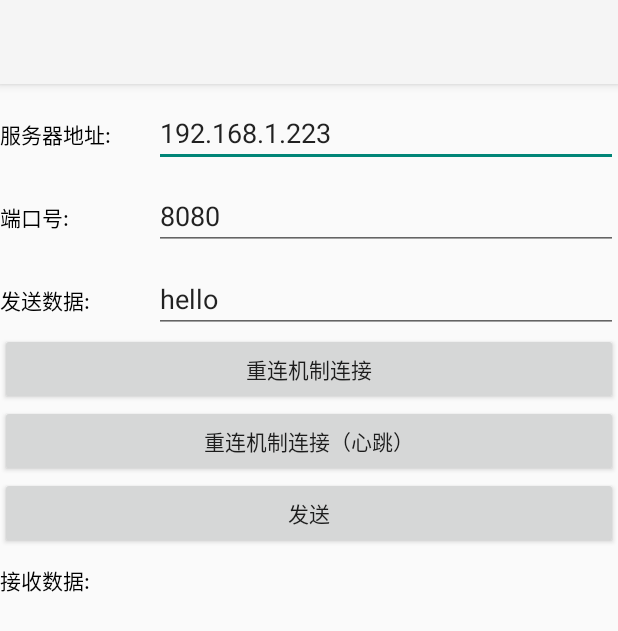
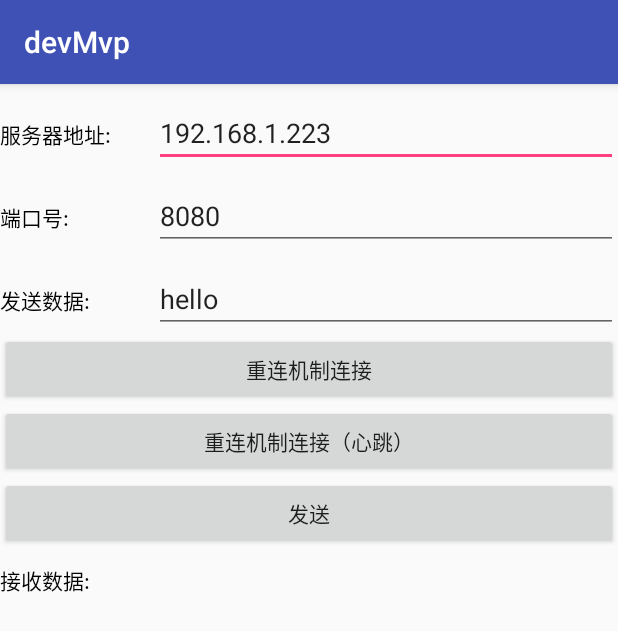
Before and after one commit to LiangLuDev/RxSocket, an Android app: the screen it shows after launch (MainActivity), after a tap on "重连机制连接（心跳）", on a phone screen of 412 x 824 dp. Shown: the top 631 px of the screen. Run offline under Robolectric (Android 15) with nearby library versions, the phone set to English and light mode, and no system bars; our stand-ins replace RxJava; network calls fail.

```diff
--- a/app/src/main/java/com/luliang/rxsocket/MainActivity.java
+++ b/app/src/main/java/com/luliang/rxsocket/MainActivity.java
@@ -1,18 +1,16 @@
 package com.luliang.rxsocket;
 
 import android.annotation.SuppressLint;
+import android.os.Bundle;
 import android.support.v7.app.AppCompatActivity;
-import android.os.Bundle;
 import android.text.TextUtils;
-import android.util.Log;
 import android.view.View;
 import android.widget.Button;
 import android.widget.EditText;
 import android.widget.TextView;
 import android.widget.Toast;
 
-import io.reactivex.functions.Consumer;
-import io.reactivex.schedulers.Schedulers;
+import io.reactivex.disposables.Disposable;
 
 public class MainActivity extends AppCompatActivity {
     Button mBtnSend;
@@ -22,6 +20,7 @@ public class MainActivity extends AppCompatActivity {
     EditText mEtHost;
     EditText mEtPort;
     TextView mTvResponse;
+    private Disposable mSubscribe;
 
 
     @SuppressLint("SetTextI18n")
@@ -41,36 +40,61 @@ public class MainActivity extends AppCompatActivity {
 
 
         //初始化
-        RxSocket rxSocket = RxSocket.getInstance();
+        RxSocket mRxSocket = RxSocket.getInstance();
 
         mBtnConnect.setOnClickListener(view -> {
             if (TextUtils.isEmpty(mEtHost.getText())) {
-                Toast.makeText(MainActivity.this,"请输入服务器地址",Toast.LENGTH_SHORT).show();
+                Toast.makeText(MainActivity.this, "请输入服务器地址", Toast.LENGTH_SHORT).show();
                 return;
             }
             if (TextUtils.isEmpty(mEtPort.getText())) {
-                Toast.makeText(MainActivity.this,"请输入端口号",Toast.LENGTH_SHORT).show();
+                Toast.makeText(MainActivity.this, "请输入端口号", Toast.LENGTH_SHORT).show();
                 return;
             }
-            //重连机制的订阅
-            rxSocket.reconnection(mEtHost.getText().toString(), Integer.parseInt(mEtPort.getText().toString()))
-                    .subscribe(s -> mTvResponse.setText("接收数据："+s));
+            /**
+             * 重连机制的订阅
+             * 参数1：服务器地址
+             * 参数2：端口号
+             */
+            mRxSocket.reconnection(mEtHost.getText().toString(), Integer.parseInt(mEtPort.getText().toString()))
+                    .subscribe(s -> mTvResponse.setText("接收数据：" + s));
         });
 
         mBtnHeartConnect.setOnClickListener(view -> {
             if (TextUtils.isEmpty(mEtHost.getText())) {
-                Toast.makeText(MainActivity.this,"请输入服务器地址",Toast.LENGTH_SHORT).show();
+                Toast.makeText(MainActivity.this, "请输入服务器地址", Toast.LENGTH_SHORT).show();
                 return;
             }
             if (TextUtils.isEmpty(mEtPort.getText())) {
-                Toast.makeText(MainActivity.this,"请输入端口号",Toast.LENGTH_SHORT).show();
+                Toast.makeText(MainActivity.this, "请输入端口号", Toast.LENGTH_SHORT).show();
                 return;
             }
-            //心跳、重连机制的订阅
-            rxSocket.reconnectionAndHeartBeat(mEtHost.getText().toString(), Integer.parseInt(mEtPort.getText().toString()), 5, "---Hello---")
-                    .subscribe(s -> mTvResponse.setText("接收数据："+s));
+            /**
+             * 心跳、重连机制的订阅
+             * 参数1：服务器地址
+             * 参数2：端口号
+             * 参数3：心跳发送时间
+             * 参数4：心跳发送信息
+             */
+            mRxSocket.reconnectionAndHeartBeat(mEtHost.getText().toString(), Integer.parseInt(mEtPort.getText().toString()), 5, "---Hello---")
+                    .subscribe(s -> mTvResponse.setText("接收数据：" + s));
         });
 
-        mBtnSend.setOnClickListener(view -> rxSocket.send(mEtSendText.getText().toString()).subscribeOn(Schedulers.io()).subscribe());
+        mBtnSend.setOnClickListener(new View.OnClickListener() {
+            @Override
+            public void onClick(View view) {
+                mSubscribe = mRxSocket.send(mEtSendText.getText().toString()).subscribe();
+            }
+        });
+    }
+
+
+    @Override
+    protected void onDestroy() {
+        if (mSubscribe != null) {
+            mSubscribe.dispose();
+        }
+        super.onDestroy();
+
     }
 }
--- a/app/src/main/java/com/luliang/rxsocket/RxSocket.java
+++ b/app/src/main/java/com/luliang/rxsocket/RxSocket.java
@@ -84,9 +84,8 @@ public class RxSocket {
                 .observeOn(AndroidSchedulers.mainThread());
     }
 
-
     /**
-     * 开始连接，这一步如果失败会一直重连，周期为30秒
+     * 开始连接，这一步如果失败会一直重连，周期为30秒(30秒的意思不是说30秒重连一次，而是30秒内都在重连，30秒内没连接上会重新订阅重新连接，等于一直在重连)
      *
      * @param host
      * @param port
@@ -96,7 +95,7 @@ public class RxSocket {
         return Observable.create(new ObservableOnSubscribe<Boolean>() {
             @Override
             public void subscribe(final ObservableEmitter<Boolean> emitter) throws Exception {
-                //TODO 加上是否有可用网络做判断
+                //TODO 根据项目需求加上是否有可用网络做判断
 
                 close();
 
@@ -114,17 +113,17 @@ public class RxSocket {
      *
      * @param period 心跳频率
      * @param data   心跳数据
-     * @param <T>
      * @return
      */
-    public <T> ObservableTransformer<T, Boolean> heartBeat(final int period, final String data) {
-        return new ObservableTransformer<T, Boolean>() {
+    private ObservableTransformer<Boolean, Boolean> heartBeat(final int period, final String data) {
+        return new ObservableTransformer<Boolean, Boolean>() {
             @Override
-            public ObservableSource<Boolean> apply(Observable<T> upstream) {
-                return upstream.flatMap(new Function<T, ObservableSource<? extends Boolean>>() {
+            public ObservableSource<Boolean> apply(Observable<Boolean> upstream) {
+                return upstream.flatMap(new Function<Boolean, ObservableSource<? extends Boolean>>() {
                     @Override
-                    public ObservableSource<? extends Boolean> apply(T t) throws Exception {
-                        return Observable.interval(period, TimeUnit.SECONDS)
+                    public ObservableSource<? extends Boolean> apply(Boolean aBoolean) throws Exception {
+                        //从0开始是因为这个心跳服务可以立刻开始传递下去，那么socket基本可以实现2秒内重新连接上（不加心跳的话，基本实现秒连）
+                        return Observable.interval(0, period, TimeUnit.SECONDS)
                                 .flatMap(new Function<Long, ObservableSource<? extends Boolean>>() {
                                     @Override
                                     public ObservableSource<? extends Boolean> apply(Long aLong) throws Exception {
@@ -138,7 +137,7 @@ public class RxSocket {
     }
 
     /**
-     * 发送数据，超过五秒发送失败（服务端发送数据必须以\r\n结尾才算发送成功）
+     * 发送数据，超过五秒发送失败(指定在io线程发送数据)
      *
      * @param data
      * @return
@@ -147,21 +146,18 @@ public class RxSocket {
         return Observable.just(data)
                 .flatMap(new Function<String, ObservableSource<? extends Boolean>>() {
                     @Override
-                    public ObservableSource<? extends Boolean> apply(String s) {
-                        try {
-                            if (connect && null != bufferedWriter) {
-                                bufferedWriter.write(s);
-                                bufferedWriter.write("\r\n");
-                                bufferedWriter.flush();
+                    public ObservableSource<? extends Boolean> apply(String s) throws Exception {
+                        if (connect && null != bufferedWriter) {
+                            bufferedWriter.write(s);
+                            bufferedWriter.write("\r\n");
+                            bufferedWriter.flush();
 
-                                return Observable.just(true);
-                            }
-                        } catch (Exception e) {
-                            e.printStackTrace();
+                            return Observable.just(true);
                         }
                         return Observable.just(false);
                     }
                 })
+                .subscribeOn(Schedulers.io())
                 .timeout(5, TimeUnit.SECONDS, Observable.just(false));
     }
 
@@ -183,7 +179,7 @@ public class RxSocket {
                             public void subscribe(final ObservableEmitter<String> emitter) throws Exception {
                                 if (!connect || threadStart) return;
 
-                                Log.d("socket","读取线程开启");
+                                Log.d("socket", "读取线程开启");
                                 new ReadThread(new SocketCallBack() {
                                     @Override
                                     public void onReceive(String result) {
@@ -249,11 +245,10 @@ public class RxSocket {
                     callBack.onReceive(bufferedReader.readLine());
                 }
             } catch (Exception e) {
-                e.printStackTrace();
+//                e.printStackTrace();
             }
         }
     }
-
 
     private interface SocketCallBack {
 
--- /dev/null
+++ b/app/src/main/res/values/colors.xml
@@ -0,0 +1,6 @@
+<?xml version="1.0" encoding="utf-8"?>
+<resources>
+    <color name="colorPrimary">#3F51B5</color>
+    <color name="colorPrimaryDark">#303F9F</color>
+    <color name="colorAccent">#FF4081</color>
+</resources>
--- /dev/null
+++ b/app/src/main/res/values/strings.xml
@@ -0,0 +1,3 @@
+<resources>
+    <string name="app_name">devMvp</string>
+</resources>
--- /dev/null
+++ b/app/src/main/res/values/styles.xml
@@ -0,0 +1,11 @@
+<resources>
+
+    <!-- Base application theme. -->
+    <style name="AppTheme" parent="Theme.AppCompat.Light.DarkActionBar">
+        <!-- Customize your theme here. -->
+        <item name="colorPrimary">@color/colorPrimary</item>
+        <item name="colorPrimaryDark">@color/colorPrimaryDark</item>
+        <item name="colorAccent">@color/colorAccent</item>
+    </style>
+
+</resources>
```
Also changed, not shown: app/src/main/res/mipmap-xhdpi/ic_launcher.png (added), app/src/main/res/mipmap-xhdpi/ic_launcher_round.png (added), 1 other file.
